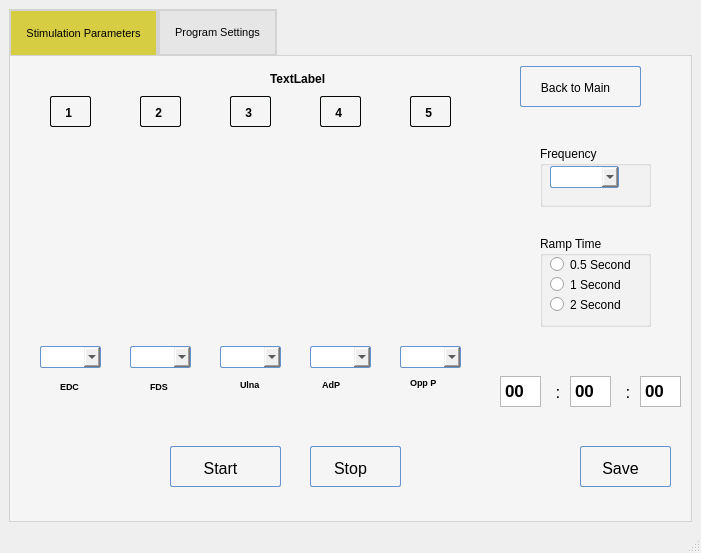
viniltc/POML060, file POML060_v1/stageprogram.ui: the form before one commit.
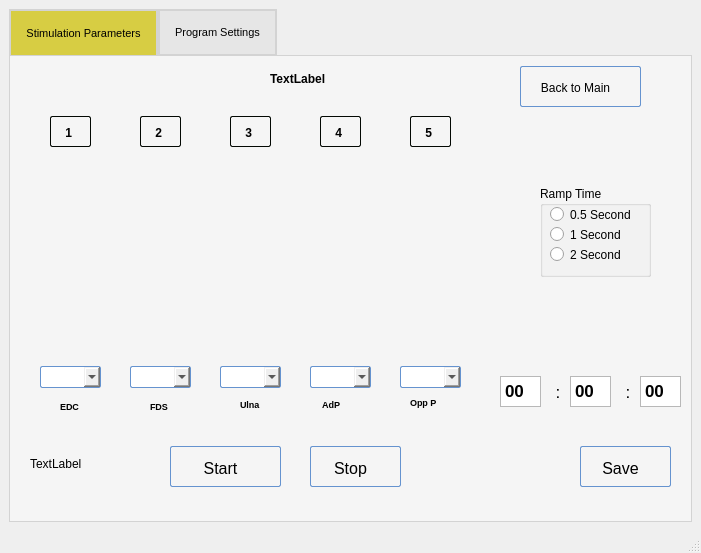
The form after the commit. Icons and pictures are not drawn. Custom widgets are drawn as their Qt base class.

Commit message: channel frequency limits currnt limit bug

Patch:
```diff
--- a/POML060_v1/stageprogram.ui
+++ b/POML060_v1/stageprogram.ui
@@ -223,7 +223,7 @@
         <property name="geometry">
          <rect>
           <x>30</x>
-          <y>80</y>
+          <y>100</y>
           <width>61</width>
           <height>201</height>
          </rect>
@@ -262,7 +262,7 @@
         <property name="geometry">
          <rect>
           <x>120</x>
-          <y>80</y>
+          <y>100</y>
           <width>61</width>
           <height>201</height>
          </rect>
@@ -295,7 +295,7 @@
         <property name="geometry">
          <rect>
           <x>210</x>
-          <y>80</y>
+          <y>100</y>
           <width>61</width>
           <height>201</height>
          </rect>
@@ -328,7 +328,7 @@
         <property name="geometry">
          <rect>
           <x>300</x>
-          <y>80</y>
+          <y>100</y>
           <width>61</width>
           <height>201</height>
          </rect>
@@ -361,7 +361,7 @@
         <property name="geometry">
          <rect>
           <x>390</x>
-          <y>80</y>
+          <y>100</y>
           <width>61</width>
           <height>201</height>
          </rect>
@@ -394,7 +394,7 @@
         <property name="geometry">
          <rect>
           <x>40</x>
-          <y>40</y>
+          <y>60</y>
           <width>41</width>
           <height>31</height>
          </rect>
@@ -450,7 +450,7 @@
         <property name="geometry">
          <rect>
           <x>130</x>
-          <y>40</y>
+          <y>60</y>
           <width>41</width>
           <height>31</height>
          </rect>
@@ -498,7 +498,7 @@
         <property name="geometry">
          <rect>
           <x>220</x>
-          <y>40</y>
+          <y>60</y>
           <width>41</width>
           <height>31</height>
          </rect>
@@ -546,7 +546,7 @@
         <property name="geometry">
          <rect>
           <x>310</x>
-          <y>40</y>
+          <y>60</y>
           <width>41</width>
           <height>31</height>
          </rect>
@@ -595,7 +595,7 @@
         <property name="geometry">
          <rect>
           <x>400</x>
-          <y>40</y>
+          <y>60</y>
           <width>41</width>
           <height>31</height>
          </rect>
@@ -662,7 +662,7 @@
         <property name="geometry">
          <rect>
           <x>50</x>
-          <y>320</y>
+          <y>340</y>
           <width>61</width>
           <height>20</height>
          </rect>
@@ -682,7 +682,7 @@
         <property name="geometry">
          <rect>
           <x>140</x>
-          <y>320</y>
+          <y>340</y>
           <width>61</width>
           <height>20</height>
          </rect>
@@ -702,7 +702,7 @@
         <property name="geometry">
          <rect>
           <x>230</x>
-          <y>320</y>
+          <y>340</y>
           <width>61</width>
           <height>16</height>
          </rect>
@@ -722,7 +722,7 @@
         <property name="geometry">
          <rect>
           <x>310</x>
-          <y>320</y>
+          <y>340</y>
           <width>61</width>
           <height>16</height>
          </rect>
@@ -742,7 +742,7 @@
         <property name="geometry">
          <rect>
           <x>400</x>
-          <y>320</y>
+          <y>340</y>
           <width>47</width>
           <height>13</height>
          </rect>
@@ -940,7 +940,7 @@
         <property name="geometry">
          <rect>
           <x>540</x>
-          <y>220</y>
+          <y>170</y>
           <width>82</width>
           <height>17</height>
          </rect>
@@ -953,7 +953,7 @@
         <property name="geometry">
          <rect>
           <x>540</x>
-          <y>240</y>
+          <y>190</y>
           <width>82</width>
           <height>17</height>
          </rect>
@@ -966,7 +966,7 @@
         <property name="geometry">
          <rect>
           <x>540</x>
-          <y>200</y>
+          <y>150</y>
           <width>82</width>
           <height>17</height>
          </rect>
@@ -975,62 +975,11 @@
          <string>0.5 Second</string>
         </property>
        </widget>
-       <widget class="QComboBox" name="comboBox_frequency">
-        <property name="geometry">
-         <rect>
-          <x>540</x>
-          <y>110</y>
-          <width>69</width>
-          <height>22</height>
-         </rect>
-        </property>
-        <property name="styleSheet">
-         <string notr="true">QComboBox:hover{
-        background: qlineargradient(x1 : 0, y1 : 0, x2 : 0, y2 :   1, stop :   0.0 #ffd9aa,
-                stop :   0.5 #ffbb6e, stop :   0.55 #feae42, stop :   1.0 #fedb74);
-}
-
-QComboBox {
-        border: 1px solid #6593cf;
-        border-radius: 2px;
-        padding: 5px 5px 2px 5px;
-        background: qlineargradient(x1 : 0, y1 : 0, x2 : 0, y2 :   1, stop :   0.0 #f5f9ff,
-                stop :   0.5 #c7dfff, stop :   0.55 #afd2ff, stop :   1.0 #c0dbff);
-        color: #0000;
-        font:  large &quot;Arial&quot;;
-		font-size: 10px;
-        height: 30px;
-}
-
-
-
-QComboBox:pressed {
-        background: qlineargradient(x1 : 0, y1 : 0, x2 : 0, y2 :   1, stop :   0.0 #c0dbff,
-        stop :   0.5 #cfd26f, stop :   0.55 #c7df6f, stop :   1.0 #f5f9ff);
-        padding-top: 2px;
-        padding-left: 3px;
-
-}
-QComboBox:on {
-        background: qlineargradient(x1 : 0, y1 : 0, x2 : 0, y2 :   1, stop :   0.0 #5AA72D,
-        stop :   0.5 #B3E296, stop :   0.55 #B3E296, stop :   1.0 #f5f9ff);
-        padding-top: 2px;
-        padding-left: 3px;
-}
-
-QComboBox:disabled {
-        background: transparent #e5e9ee;
-        padding-top: 2px;        
-        padding-left: 3px;
-        color: black;
-}</string>
-        </property>
-       </widget>
        <widget class="QGroupBox" name="groupBox_3">
         <property name="geometry">
          <rect>
           <x>530</x>
-          <y>180</y>
+          <y>130</y>
           <width>111</width>
           <height>91</height>
          </rect>
@@ -1039,24 +988,11 @@
          <string>Ramp Time</string>
         </property>
        </widget>
-       <widget class="QGroupBox" name="groupBox_4">
-        <property name="geometry">
-         <rect>
-          <x>530</x>
-          <y>90</y>
-          <width>111</width>
-          <height>61</height>
-         </rect>
-        </property>
-        <property name="title">
-         <string>Frequency</string>
-        </property>
-       </widget>
        <widget class="QComboBox" name="comboBox_frequency_1">
         <property name="geometry">
          <rect>
           <x>30</x>
-          <y>290</y>
+          <y>310</y>
           <width>61</width>
           <height>22</height>
          </rect>
@@ -1107,7 +1043,7 @@
         <property name="geometry">
          <rect>
           <x>120</x>
-          <y>290</y>
+          <y>310</y>
           <width>61</width>
           <height>22</height>
          </rect>
@@ -1158,7 +1094,7 @@
         <property name="geometry">
          <rect>
           <x>210</x>
-          <y>290</y>
+          <y>310</y>
           <width>61</width>
           <height>22</height>
          </rect>
@@ -1209,7 +1145,7 @@
         <property name="geometry">
          <rect>
           <x>300</x>
-          <y>290</y>
+          <y>310</y>
           <width>61</width>
           <height>22</height>
          </rect>
@@ -1260,7 +1196,7 @@
         <property name="geometry">
          <rect>
           <x>390</x>
-          <y>290</y>
+          <y>310</y>
           <width>61</width>
           <height>22</height>
          </rect>
@@ -1307,6 +1243,19 @@
 }</string>
         </property>
        </widget>
+       <widget class="QLabel" name="label">
+        <property name="geometry">
+         <rect>
+          <x>20</x>
+          <y>400</y>
+          <width>91</width>
+          <height>16</height>
+         </rect>
+        </property>
+        <property name="text">
+         <string>TextLabel</string>
+        </property>
+       </widget>
        <zorder>groupBox_3</zorder>
        <zorder>groupBox_4</zorder>
        <zorder>pushButton_stimStart</zorder>
```
Left out of the diff: 3 changed lines with no effect on the pictures. The commit also changes 4 other files.
